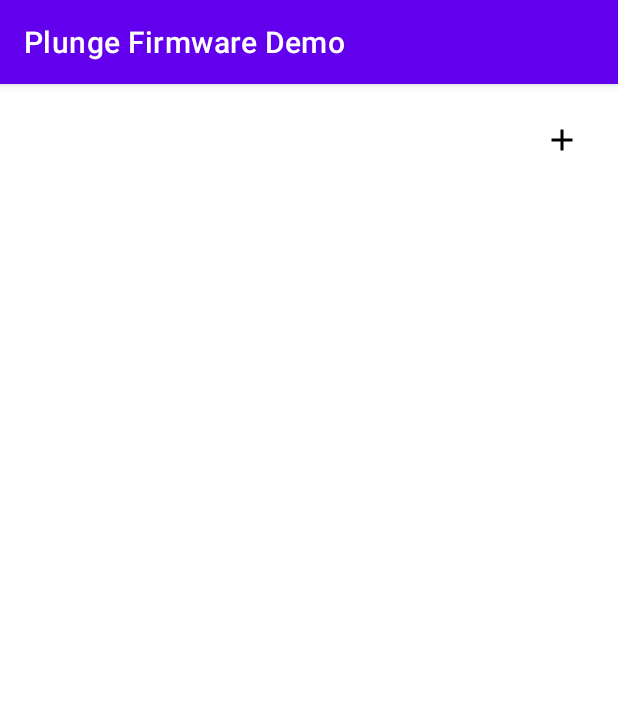
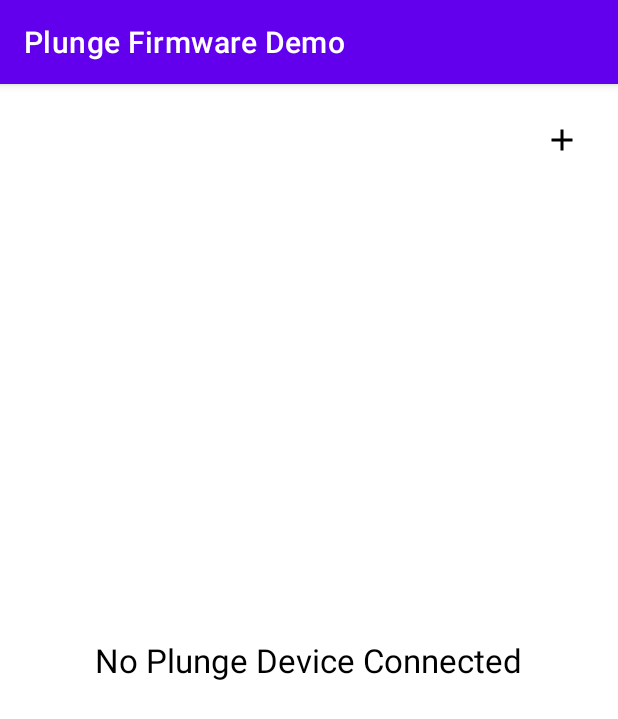
Before and after one commit to shivpy01/demo_firmware, an Android app: the screen it shows after launch (MainActivity), on a phone screen of 412 x 824 dp. Shown: the top 719 px of the screen. Run offline under Robolectric (Android 15) with nearby library versions, the phone set to English and light mode, and no system bars.

Commit message:
onback issue fixed

```diff
--- a/app/src/main/java/com/example/firmwaredemoplunge/fragment/ConnectDeviceFragment.kt
+++ b/app/src/main/java/com/example/firmwaredemoplunge/fragment/ConnectDeviceFragment.kt
@@ -1,14 +1,17 @@
 package com.example.firmwaredemoplunge.fragment
 
 
+import android.annotation.SuppressLint
 import android.app.Dialog
 import android.content.BroadcastReceiver
 import android.content.Context
 import android.content.Context.WIFI_SERVICE
 import android.content.Intent
 import android.content.IntentFilter
+import android.location.LocationManager
 import android.net.ConnectivityManager
 import android.net.wifi.WifiManager
+import android.os.Build
 import android.os.Bundle
 import android.os.Environment
 import android.provider.Settings
@@ -18,7 +21,6 @@ import android.view.View
 import android.view.ViewGroup
 import android.view.Window
 import android.widget.*
-import androidx.core.content.ContextCompat.getExternalFilesDirs
 import androidx.fragment.app.Fragment
 import androidx.lifecycle.lifecycleScope
 import androidx.recyclerview.widget.LinearLayoutManager
@@ -54,7 +56,7 @@ private const val ARG_PARAM2 = "param2"
 class ConnectDeviceFragment : Fragment() {
 
     private var dialogWifiList: Dialog? = null
-    private var dialogConnectToInternet: Dialog?= null
+    private var dialogConnectToInternet: Dialog? = null
     private var dialogConnectToPlunge: Dialog? = null
     private var prefManager: PrefManager? = null
     private val mProgressDialog: Dialog by lazy { DialogUtil.progressBarLoader(requireContext()) }
@@ -127,6 +129,11 @@ class ConnectDeviceFragment : Fragment() {
 
             view.findViewById<Button>(R.id.bt_RemoveConnectedDevice)
                 .setOnClickListener {
+
+                    isPlungeAlreadyClicked = false
+                    isConnectingWithPlungeAgain = false
+                    deviceName = ""
+
                     prefManager?.clearAllData()
 
                     view.findViewById<TextView>(R.id.tv_ConnectedDeviceName)
@@ -136,8 +143,7 @@ class ConnectDeviceFragment : Fragment() {
 
             view.findViewById<TextView>(R.id.tvNoDeviceConnected).visibility = View.VISIBLE
 
-        }
-        else {
+        } else {
             view.findViewById<TextView>(R.id.tv_ConnectedDeviceName)
                 .visibility = View.GONE
 
@@ -149,9 +155,9 @@ class ConnectDeviceFragment : Fragment() {
 
         getView()?.findViewById<ImageView>(R.id.ivAddDevice)?.setOnClickListener {
             //isPlusButtonAlreadyClicked = true
-            //wifiAction()
-            Log.e("TAG", "createThingApiResponse: 5", )
-            connectToPlungeDialog(false)
+            wifiAction()
+            Log.e("TAG", "createThingApiResponse: 5")
+            //connectToPlungeDialog(false)
         }
 
     }
@@ -160,6 +166,12 @@ class ConnectDeviceFragment : Fragment() {
     override fun onResume() {
         super.onResume()
 
+        if(isLocationEnabled(requireContext()) == false){
+
+            startActivity( Intent(Settings.ACTION_LOCATION_SOURCE_SETTINGS))
+            return
+        }
+
         val addedDevice = prefManager?.getAddedDevice()
         if (!addedDevice.isNullOrEmpty()) {
 
@@ -167,7 +179,7 @@ class ConnectDeviceFragment : Fragment() {
                 ?.text = addedDevice
 
             view?.findViewById<TextView>(R.id.tv_ConnectedDeviceName)
-            ?.setOnClickListener {
+                ?.setOnClickListener {
                     val bundle = Bundle()
                     bundle.putString("SSID", addedDevice)
                     navigate(DeviceDetailFragment.newInstance(bundle))
@@ -175,6 +187,11 @@ class ConnectDeviceFragment : Fragment() {
 
             view?.findViewById<Button>(R.id.bt_RemoveConnectedDevice)
                 ?.setOnClickListener {
+
+                    isPlungeAlreadyClicked = false
+                    isConnectingWithPlungeAgain = false
+                    deviceName = ""
+
                     prefManager?.clearAllData()
 
                     view?.findViewById<TextView>(R.id.tv_ConnectedDeviceName)
@@ -183,24 +200,22 @@ class ConnectDeviceFragment : Fragment() {
                 }
 
             view?.findViewById<TextView>(R.id.tvNoDeviceConnected)
-                ?.visibility = View.VISIBLE
-
-        }
-        else {
-            view?.findViewById<TextView>(R.id.tv_ConnectedDeviceName)
                 ?.visibility = View.GONE
 
-            view?.findViewById<Button>(R.id.bt_RemoveConnectedDevice)
-                ?.visibility =
-                View.GONE
-            view?.findViewById<TextView>(R.id.tvNoDeviceConnected)
-                ?.visibility = View.GONE
+        } else {
+            view?.findViewById<TextView>(R.id.tv_ConnectedDeviceName)?.visibility = View.GONE
 
-            Log.e("isPlungeAlreadyClicked "+isPlungeAlreadyClicked,"")
+            view?.findViewById<Button>(R.id.bt_RemoveConnectedDevice)?.visibility = View.GONE
+
+            view?.findViewById<TextView>(R.id.tvNoDeviceConnected)?.visibility = View.VISIBLE
+
+            Log.e("isPlungeAlreadyClicked $isPlungeAlreadyClicked", "")
 
             wifiAction()
 
         }
+
+
 
 
         /*if (isPlusButtonAlreadyClicked == true) {
@@ -208,9 +223,20 @@ class ConnectDeviceFragment : Fragment() {
         }*/
 
 
-
     }
 
+    fun isLocationEnabled(context : Context) : Boolean {
+        if (Build.VERSION.SDK_INT >= Build.VERSION_CODES.P) {
+            // This is a new method provided in API 28
+            val lm : LocationManager = context.getSystemService(Context.LOCATION_SERVICE) as LocationManager
+            return lm.isLocationEnabled
+        } else {
+            // This was deprecated in API 28
+            val mode = Settings.Secure.getInt(context.getContentResolver(), Settings.Secure.LOCATION_MODE,
+            Settings.Secure.LOCATION_MODE_OFF)
+            return (mode != Settings.Secure.LOCATION_MODE_OFF)
+        }
+    }
 
 
     private fun wifiAction() {
@@ -222,7 +248,7 @@ class ConnectDeviceFragment : Fragment() {
             Log.e("deviceSSID", ssid)
             if (ssid == "<unknown ssid>") {
                 Log.e("in else condition", "djajshdfjsdhfcjk")
-                Log.e("TAG", "createThingApiResponse: 4", )
+                Log.e("TAG", "createThingApiResponse: 4")
                 connectToPlungeDialog(false)
                 return
             }
@@ -243,7 +269,7 @@ class ConnectDeviceFragment : Fragment() {
 
             } else {
                 Log.e("deviceWifixyz", deviceName)
-                Log.e("isPlungeAlreadyClicked "+isPlungeAlreadyClicked,"")
+                Log.e("isPlungeAlreadyClicked " + isPlungeAlreadyClicked, "")
 
                 if (isPlungeAlreadyClicked == true) {
                     if (!deviceName.isNullOrEmpty() && isNetworkAvailable()) {
@@ -254,14 +280,14 @@ class ConnectDeviceFragment : Fragment() {
                             Toast.LENGTH_SHORT).show()
                     }
                 } else {
-                    Log.e("TAG", "createThingApiResponse: 3", )
+                    Log.e("TAG", "createThingApiResponse: 3")
                     connectToPlungeDialog(false)
                 }
 
             }
 
         } else {
-            Log.e("TAG", "createThingApiResponse: 2", )
+            Log.e("TAG", "createThingApiResponse: 2")
 
             connectToPlungeDialog(false)
         }
@@ -276,7 +302,7 @@ class ConnectDeviceFragment : Fragment() {
     }
 
     private fun connectToInternet() {
-        if(dialogConnectToInternet != null && dialogConnectToInternet!!.isShowing){
+        if (dialogConnectToInternet != null && dialogConnectToInternet!!.isShowing) {
             dialogConnectToInternet?.dismiss()
         }
         dialogConnectToInternet = Dialog(requireContext())
@@ -300,7 +326,7 @@ class ConnectDeviceFragment : Fragment() {
                 if (result.isSuccessful) {
                     mProgressDialog.dismiss()
 
-                    if(result.code() == 200) {
+                    if (result.code() == 200) {
 
                         try {
                             val response = result.body()
@@ -321,7 +347,8 @@ class ConnectDeviceFragment : Fragment() {
                             var certFilePath: String
 
                             if (success) {
-                                val certFile = "2fbee0846ae15022e0b5d25be29f9563de1b1ac8ca1c7eb0e7aa8ce97c8e25be-certificate.crt"
+                                val certFile =
+                                    "2fbee0846ae15022e0b5d25be29f9563de1b1ac8ca1c7eb0e7aa8ce97c8e25be-certificate.crt"
                                 certFilePath = directory + File.separator.toString() + certFile
                             } else {
                                 Toast.makeText(
@@ -353,21 +380,25 @@ class ConnectDeviceFragment : Fragment() {
                             clientKey.writeText(certificateKey!!)
 
 
-                            Log.e("TAG", "createThingApiResponse: 1", )
+                            Log.e("TAG", "createThingApiResponse: 1")
                             connectToPlungeDialog(true)
 
-                        }catch (e : Exception){
+                        } catch (e: Exception) {
                             isPlungeAlreadyClicked = false
                             e.printStackTrace()
-                            Toast.makeText(requireContext(),getString(R.string.something_went_wrong),Toast.LENGTH_SHORT).show()
+                            Toast.makeText(requireContext(),
+                                getString(R.string.something_went_wrong),
+                                Toast.LENGTH_SHORT).show()
 
                         }
 
-                    }else{
+                    } else {
                         isPlungeAlreadyClicked = false
 
                         activity?.runOnUiThread {
-                            Toast.makeText(requireContext(),getString(R.string.something_went_wrong),Toast.LENGTH_SHORT).show()
+                            Toast.makeText(requireContext(),
+                                getString(R.string.something_went_wrong),
+                                Toast.LENGTH_SHORT).show()
                         }
                     }
 
@@ -377,15 +408,19 @@ class ConnectDeviceFragment : Fragment() {
                     val message = result.errorBody()
                     Log.e("error message", Gson().toJson(message))
                     Log.e("error message", Gson().toJson(result.message()))
-                    Toast.makeText(requireContext(),getString(R.string.something_went_wrong),Toast.LENGTH_SHORT).show()
+                    Toast.makeText(requireContext(),
+                        getString(R.string.something_went_wrong),
+                        Toast.LENGTH_SHORT).show()
                 }
-            }catch (e: Exception){
+            } catch (e: Exception) {
 
                 isPlungeAlreadyClicked = false
 
                 mProgressDialog.dismiss()
                 e.printStackTrace()
-                Toast.makeText(requireContext(),getString(R.string.something_went_wrong),Toast.LENGTH_SHORT).show()
+                Toast.makeText(requireContext(),
+                    getString(R.string.something_went_wrong),
+                    Toast.LENGTH_SHORT).show()
             }
 
         }
@@ -410,7 +445,7 @@ class ConnectDeviceFragment : Fragment() {
 
     private fun connectToPlungeDialog(isShowingDevice: Boolean) {
 
-        if(dialogConnectToPlunge != null && dialogConnectToPlunge!!.isShowing){
+        if (dialogConnectToPlunge != null && dialogConnectToPlunge!!.isShowing) {
             dialogConnectToPlunge?.dismiss()
         }
 
@@ -428,7 +463,8 @@ class ConnectDeviceFragment : Fragment() {
 
         if (!isShowingDevice) {
             dialogConnectToPlunge?.findViewById<Button>(R.id.btnShowDevices)?.visibility = View.GONE
-            dialogConnectToPlunge?.findViewById<TextView>(R.id.tvHeadingNo)?.visibility = View.VISIBLE
+            dialogConnectToPlunge?.findViewById<TextView>(R.id.tvHeadingNo)?.visibility =
+                View.VISIBLE
             dialogConnectToPlunge?.findViewById<TextView>(R.id.tvHeading)?.visibility = View.GONE
         }
 
@@ -463,12 +499,14 @@ class ConnectDeviceFragment : Fragment() {
                         Toast.LENGTH_LONG).show()
                 }
 
-            }catch (e : Exception){
+            } catch (e: Exception) {
 
                 mProgressDialog.dismiss()
 
                 e.printStackTrace()
-                Toast.makeText(requireContext(),getString(R.string.something_went_wrong_while_getting_wifi_list),Toast.LENGTH_SHORT).show()
+                Toast.makeText(requireContext(),
+                    getString(R.string.something_went_wrong_while_getting_wifi_list),
+                    Toast.LENGTH_SHORT).show()
 
             }
         }
@@ -477,7 +515,7 @@ class ConnectDeviceFragment : Fragment() {
 
 
     private fun wifiListDialog(list: ArrayList<WfiNameList.WfiNameListItem>) {
-        if(dialogWifiList != null && dialogWifiList!!.isShowing){
+        if (dialogWifiList != null && dialogWifiList!!.isShowing) {
             dialogWifiList?.dismiss()
         }
         dialogWifiList = Dialog(requireContext())
@@ -569,6 +607,19 @@ class ConnectDeviceFragment : Fragment() {
                     bundle.putString("SSID", deviceName)
                     /*val fragment = DeviceDetailFragment()
                       fragment.arguments = bundle*/
+
+                    if (dialogWifiList != null && dialogWifiList!!.isShowing) {
+                        dialogWifiList?.dismiss()
+                    }
+
+                    if (dialogConnectToInternet != null && dialogConnectToInternet!!.isShowing) {
+                        dialogConnectToInternet?.dismiss()
+                    }
+
+                    if (dialogConnectToPlunge != null && dialogConnectToPlunge!!.isShowing) {
+                        dialogConnectToPlunge?.dismiss()
+                    }
+
                     navigate(DeviceDetailFragment.newInstance(bundle))
 
 
@@ -593,7 +644,7 @@ class ConnectDeviceFragment : Fragment() {
         if (!folder.exists()) {
             success = folder.mkdir()
         }
-        if(success ) {
+        if (success) {
             try {
                 inputStream = File(directory + File.separator.toString() + fileName).inputStream()
             } catch (e: IOException) {
```
